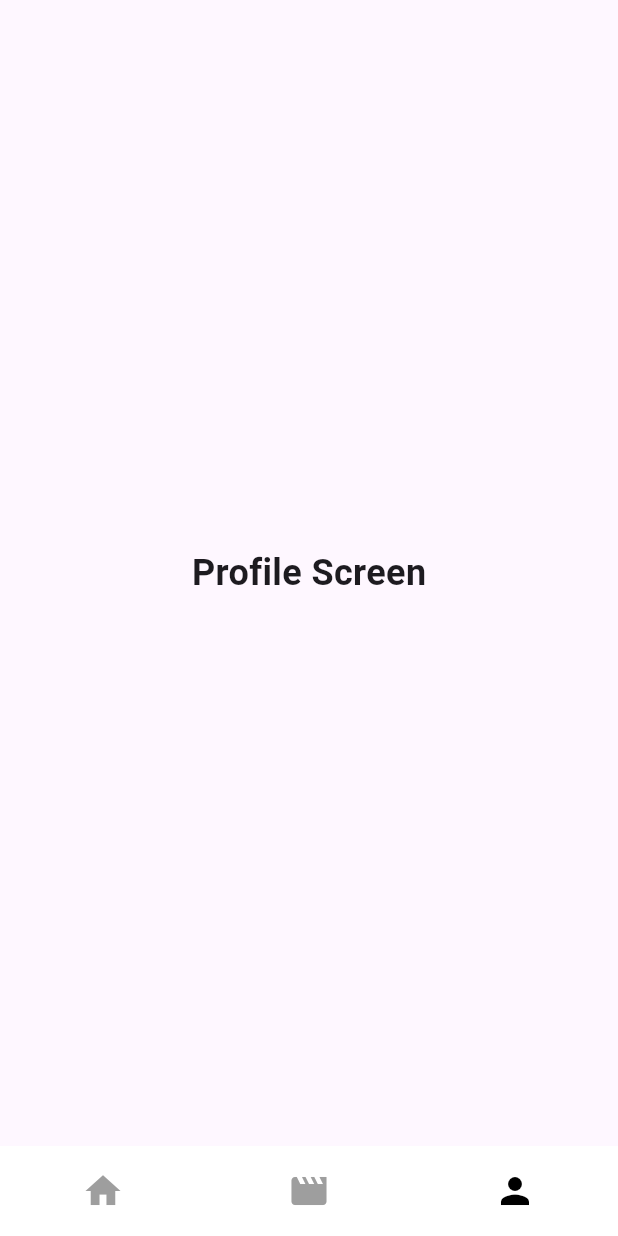
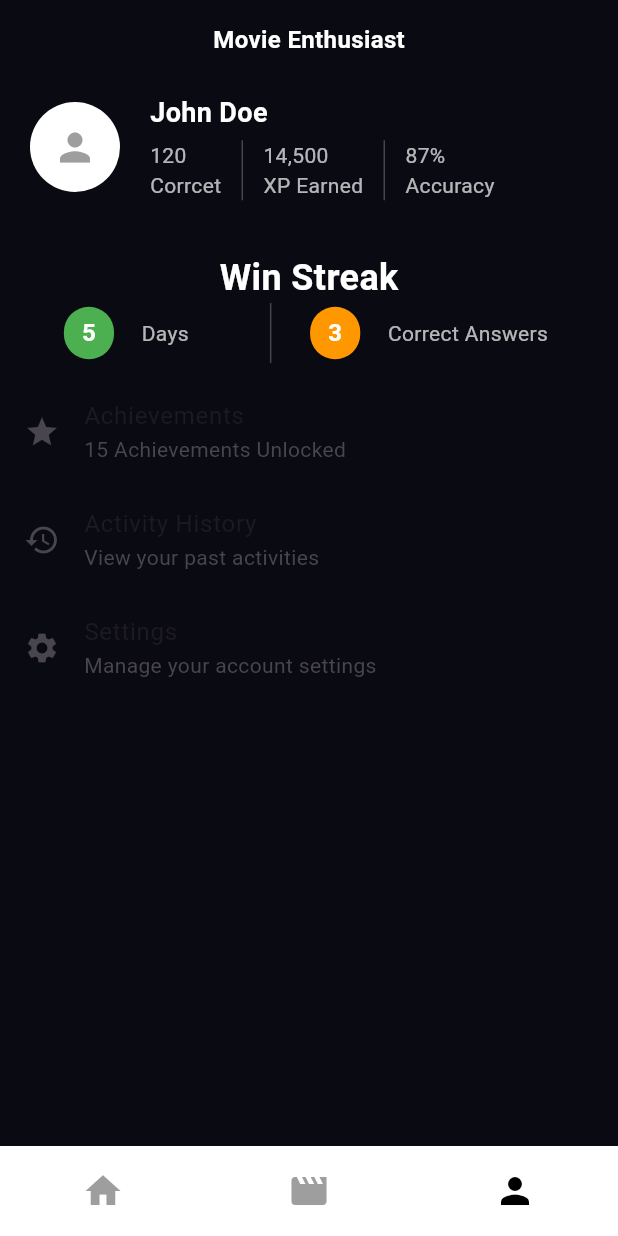
Before and after one commit to abdimannabov/Clip-React, a Flutter app: the screen it shows after launch, item 3 of the bottom bar chosen, on a phone screen of 412 x 824 dp. Run offline on Flutter 3.47's test engine with Material 3 defaults, Android fonts, the phone set to English and light mode, and no system bars; our stand-ins replace get, video_player; network calls fail.

Commit message:
Some progress on UI part of the profile screen page

```diff
--- a/lib/bottom_menu.dart
+++ b/lib/bottom_menu.dart
@@ -1,6 +1,6 @@
-import 'package:clip_react/screens/clips.dart';
-import 'package:clip_react/screens/home.dart';
-import 'package:clip_react/screens/profile.dart';
+import 'package:clip_react/screens/clips/clips.dart';
+import 'package:clip_react/screens/home/home.dart';
+import 'package:clip_react/screens/profile/profile.dart';
 import 'package:flutter/material.dart';
 import 'package:get/get.dart';
 
--- a/lib/screens/clips.dart
+++ b/lib/screens/clips/clips.dart
@@ -1,5 +1,5 @@
-import 'package:clip_react/screens/components/clip_video.dart';
-import 'package:clip_react/screens/components/like_comment.dart';
+import 'package:clip_react/screens/clips/components/clip_video.dart';
+import 'package:clip_react/screens/clips/components/like_comment.dart';
 import 'package:flutter/material.dart';
 
 class Clip {
--- a/lib/screens/home.dart
+++ b/lib/screens/home/home.dart
@@ -1,5 +1,5 @@
-import 'package:clip_react/screens/components/achievements_badges.dart';
-import 'package:clip_react/screens/components/progress_line.dart';
+import 'package:clip_react/screens/home/components/achievements_badges.dart';
+import 'package:clip_react/screens/home/components/progress_line.dart';
 import 'package:flutter/material.dart';
 
 class HomeScreen extends StatelessWidget {
--- a/lib/screens/profile.dart
+++ /dev/null
@@ -1,17 +0,0 @@
-import 'package:flutter/material.dart';
-
-class ProfileScreen extends StatelessWidget {
-  const ProfileScreen({super.key});
-
-  @override
-  Widget build(BuildContext context) {
-    return Scaffold(
-      body: Center(
-        child: Text(
-          'Profile Screen',
-          style: TextStyle(fontSize: 24, fontWeight: FontWeight.bold),
-        ),
-      ),
-    );
-  }
-}
--- /dev/null
+++ b/lib/screens/profile/profile.dart
@@ -0,0 +1,226 @@
+import 'package:flutter/material.dart';
+
+class ProfileScreen extends StatelessWidget {
+  const ProfileScreen({super.key});
+
+  @override
+  Widget build(BuildContext context) {
+    return Scaffold(
+      backgroundColor: const Color.fromARGB(255, 10, 10, 19),
+      body: SingleChildScrollView(
+        child: Column(
+          children: [
+            const SizedBox(height: 15),
+            const Text(
+              'Movie Enthusiast',
+              style: TextStyle(
+                fontSize: 16,
+                color: Colors.white,
+                fontWeight: FontWeight.bold,
+              ),
+            ),
+            const SizedBox(height: 10),
+            Padding(
+              padding: const EdgeInsets.symmetric(horizontal: 20.0),
+              child: SizedBox(
+                width: double.infinity,
+                height: 100,
+                child: const Row(
+                  children: [
+                    // Profile image
+                    CircleAvatar(
+                      radius: 30,
+                      backgroundColor: Colors.white,
+                      child: Icon(Icons.person, size: 30, color: Colors.grey),
+                    ),
+                    SizedBox(width: 20),
+
+                    //Username, watched movies, and XP
+                    Column(
+                      mainAxisAlignment: MainAxisAlignment.center,
+                      crossAxisAlignment: CrossAxisAlignment.start,
+                      children: [
+                        Text(
+                          'John Doe',
+                          style: TextStyle(
+                            fontSize: 18,
+                            color: Colors.white,
+                            fontWeight: FontWeight.bold,
+                          ),
+                        ),
+                        SizedBox(height: 5),
+                        Row(
+                          children: [
+                            Column(
+                              crossAxisAlignment: CrossAxisAlignment.start,
+                              children: [
+                                Text(
+                                  '120',
+                                  style: TextStyle(
+                                    fontSize: 14,
+                                    color: Colors.white70,
+                                  ),
+                                ),
+                                Text(
+                                  'Corrcet',
+                                  style: TextStyle(
+                                    fontSize: 14,
+                                    color: Colors.white70,
+                                  ),
+                                ),
+                              ],
+                            ),
+                            SizedBox(width: 6),
+                            SizedBox(
+                              height: 40,
+                              child: VerticalDivider(
+                                color: Colors.white24,
+                                thickness: 1,
+                              ),
+                            ),
+                            SizedBox(width: 6),
+                            Column(
+                              crossAxisAlignment: CrossAxisAlignment.start,
+                              children: [
+                                Text(
+                                  '14,500',
+                                  style: TextStyle(
+                                    fontSize: 14,
+                                    color: Colors.white70,
+                                  ),
+                                ),
+                                Text(
+                                  'XP Earned',
+                                  style: TextStyle(
+                                    fontSize: 14,
+                                    color: Colors.white70,
+                                  ),
+                                ),
+                              ],
+                            ),
+                            SizedBox(width: 6),
+                            SizedBox(
+                              height: 40,
+                              child: VerticalDivider(
+                                color: Colors.white24,
+                                thickness: 1,
+                              ),
+                            ),
+                            SizedBox(width: 6),
+                            Column(
+                              crossAxisAlignment: CrossAxisAlignment.start,
+                              children: [
+                                Text(
+                                  '87%',
+                                  style: TextStyle(
+                                    fontSize: 14,
+                                    color: Colors.white70,
+                                  ),
+                                ),
+                                Text(
+                                  'Accuracy',
+                                  style: TextStyle(
+                                    fontSize: 14,
+                                    color: Colors.white70,
+                                  ),
+                                ),
+                              ],
+                            ),
+                          ],
+                        ),
+                      ],
+                    ),
+                  ],
+                ),
+              ),
+            ),
+            const SizedBox(height: 20),
+            const Text(
+              'Win Streak',
+              style: TextStyle(
+                fontSize: 24,
+                fontWeight: FontWeight.bold,
+                color: Colors.white,
+              ),
+            ),
+            Row(
+              mainAxisAlignment: MainAxisAlignment.spaceEvenly,
+              children: [
+                SizedBox(width: 6),
+                Container(
+                  padding: const EdgeInsets.symmetric(
+                    horizontal: 12,
+                    vertical: 6,
+                  ),
+                  decoration: BoxDecoration(
+                    color: Colors.green,
+                    borderRadius: BorderRadius.circular(20),
+                  ),
+                  child: const Text(
+                    '5',
+                    style: TextStyle(
+                      color: Colors.white,
+                      fontSize: 16,
+                      fontWeight: FontWeight.bold,
+                    ),
+                  ),
+                ),
+                const Text(
+                  'Days',
+                  style: TextStyle(color: Colors.white70, fontSize: 14),
+                ),
+                SizedBox(width: 10),
+                SizedBox(
+                  height: 40,
+                  child: VerticalDivider(color: Colors.white24, thickness: 1),
+                ),
+                Container(
+                  padding: const EdgeInsets.symmetric(
+                    horizontal: 12,
+                    vertical: 6,
+                  ),
+                  decoration: BoxDecoration(
+                    color: Colors.orange,
+                    borderRadius: BorderRadius.circular(20),
+                  ),
+                  child: const Text(
+                    '3',
+                    style: TextStyle(
+                      color: Colors.white,
+                      fontSize: 16,
+                      fontWeight: FontWeight.bold,
+                    ),
+                  ),
+                ),
+                const Text(
+                  'Correct Answers',
+                  style: TextStyle(color: Colors.white70, fontSize: 14),
+                ),
+                SizedBox(width: 10),
+              ],
+            ),
+            const SizedBox(height: 10),
+            ListTile(
+              leading: const Icon(Icons.star),
+              title: const Text('Achievements'),
+              subtitle: const Text('15 Achievements Unlocked'),
+              onTap: () {},
+            ),
+            ListTile(
+              leading: const Icon(Icons.history),
+              title: const Text('Activity History'),
+              subtitle: const Text('View your past activities'),
+              onTap: () {},
+            ),
+            ListTile(
+              leading: const Icon(Icons.settings),
+              title: const Text('Settings'),
+              subtitle: const Text('Manage your account settings'),
+              onTap: () {},
+            ),
+          ],
+        ),
+      ),
+    );
+  }
+}
```
Also changed, not shown: lib/screens/clips/components/clip_video.dart (renamed from lib/screens/components/clip_video.dart), lib/screens/clips/components/like_comment.dart (renamed from lib/screens/components/like_comment.dart), lib/screens/home/components/achievements_badges.dart (renamed from lib/screens/components/achievements_badges.dart), lib/screens/home/components/progress_line.dart (renamed from lib/screens/components/progress_line.dart).
